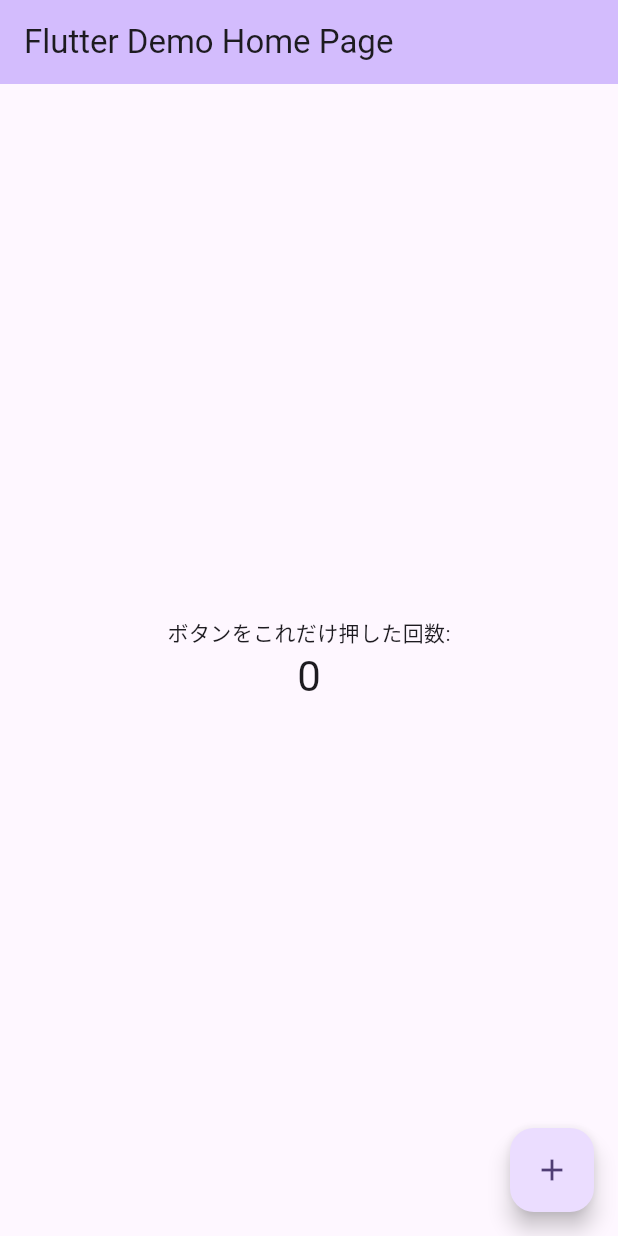
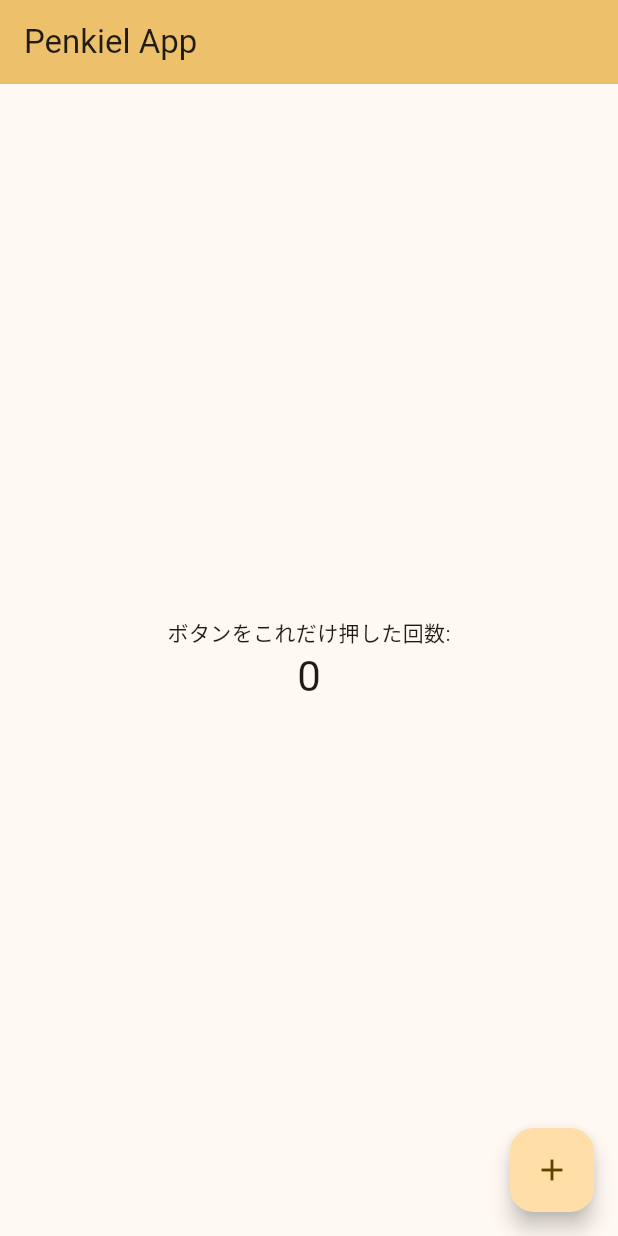
Before and after one commit to penne-0505/penkiel, a Flutter app: the screen it shows after launch, on a phone screen of 412 x 824 dp. Run offline on Flutter 3.47's test engine with Material 3 defaults, Android fonts, the light colour scheme and no system bars.

Commit message:
カラースキームの変更

```diff
--- a/lib/main.dart
+++ b/lib/main.dart
@@ -12,10 +12,10 @@ class PenkielApp extends StatelessWidget {
     return MaterialApp(
       title: 'Flutter Demo',
       theme: ThemeData(
-        colorScheme: ColorScheme.fromSeed(seedColor: Colors.deepPurple),
+        colorScheme: ColorScheme.fromSeed(seedColor: const Color(0xFFF2Bf5E), background: const Color(0xFFFDFDFD)),
         useMaterial3: true,
       ),
-      home: const MyHomePage(title: 'Flutter Demo Home Page'),
+      home: const MyHomePage(title: 'Penkiel App'),
     );
   }
 }
```
